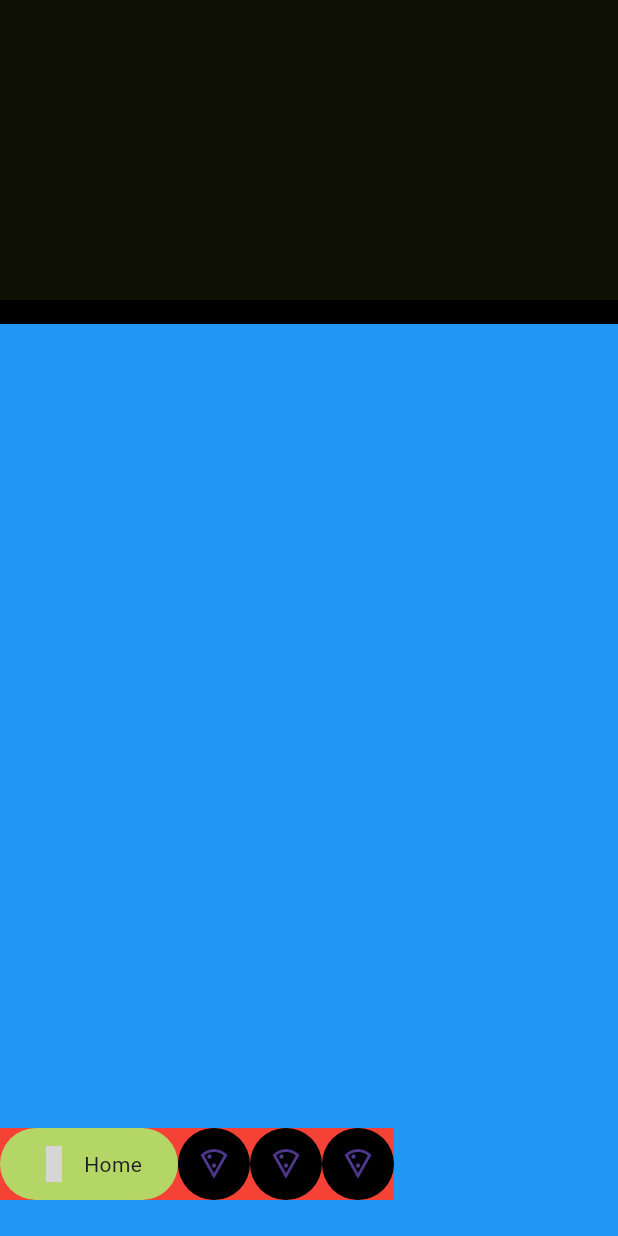
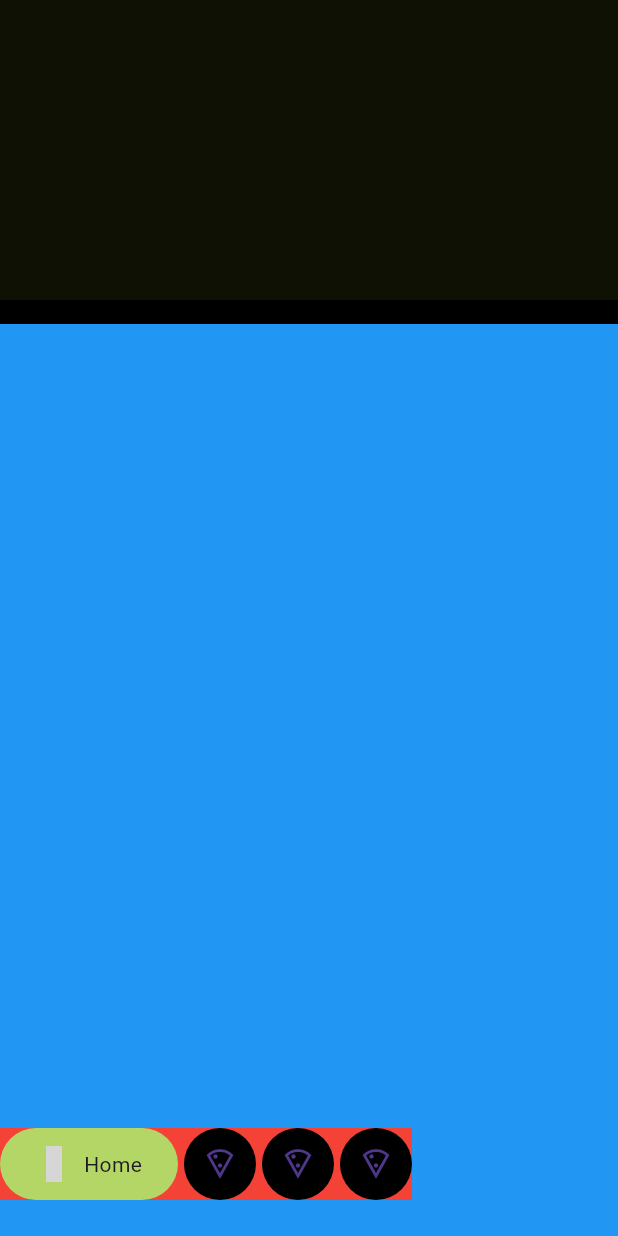
Before and after one commit to JAICHANGPARK/flutter_notebook_chapter_43, a Flutter app: the FoodOrderMainPage screen opened directly, on a phone screen of 412 x 824 dp. Run offline on Flutter 3.47's test engine with Material 3 defaults, Android fonts, the phone set to English and light mode, and no system bars; our stand-ins replace gap, hugeicons, percent_indicator; grey boxes are pictures that could not be loaded.

Commit message:
Update food_order_main_page.dart

```diff
--- a/lib/ep2393_food_order_app/ui/food_order_main_page.dart
+++ b/lib/ep2393_food_order_app/ui/food_order_main_page.dart
@@ -32,9 +32,13 @@ class _FoodOrderMainPageState extends State<FoodOrderMainPage> {
                 ),
                 Positioned(
                   bottom: 24,
+                  child: Center(
                     child: Container(
                       color: Colors.red,
                       child: Row(
+                        mainAxisSize: MainAxisSize.min,
+                        mainAxisAlignment: MainAxisAlignment.center,
+                        spacing: 4,
                         children: [
                           Container(
                             decoration: ShapeDecoration(
@@ -68,6 +72,7 @@ class _FoodOrderMainPageState extends State<FoodOrderMainPage> {
                         ],
                       ),
                     ),
+                  ),
                 )
               ],
             ),
```
Lines whose indentation alone changed are shown as unchanged.
